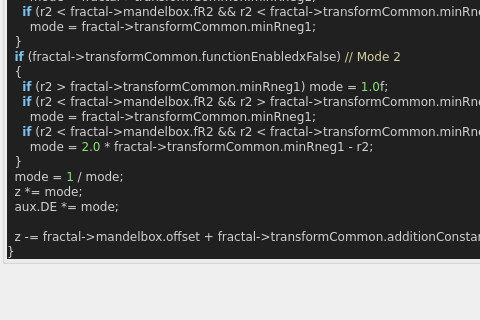
This is mandelbulber2/qt_data/fractal_transf_sphere_inv.ui in buddhi1980/mandelbulber2 as Qt 5 draws it before an edit; both pictures show x 0 to 480 and y 667 to 987 of the 853 by 987 pixel window. The edited form follows.
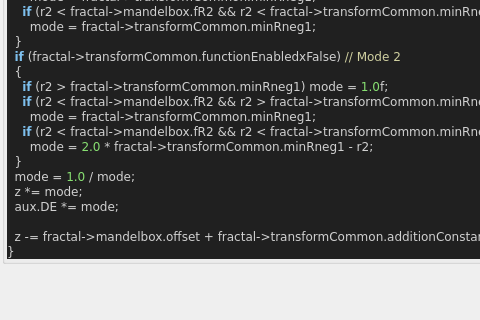
This is the edited form. Custom widgets are drawn as their Qt base class.

The edit to the form file:
```diff
--- a/mandelbulber2/qt_data/fractal_transf_sphere_inv.ui
+++ b/mandelbulber2/qt_data/fractal_transf_sphere_inv.ui
@@ -741,7 +741,7 @@
     &lt;span style=&quot;color:#7ec0ee; font-weight:bold&quot;&gt;if&lt;/span&gt; &lt;span style=&quot;color:#d0d0d0&quot;&gt;(&lt;/span&gt;r2 &lt;span style=&quot;color:#d0d0d0&quot;&gt;&amp;lt;&lt;/span&gt; fractal&lt;span style=&quot;color:#d0d0d0&quot;&gt;-&amp;gt;&lt;/span&gt;mandelbox&lt;span style=&quot;color:#d0d0d0&quot;&gt;.&lt;/span&gt;fR2 &lt;span style=&quot;color:#d0d0d0&quot;&gt;&amp;amp;&amp;amp;&lt;/span&gt; r2 &lt;span style=&quot;color:#d0d0d0&quot;&gt;&amp;lt;&lt;/span&gt; fractal&lt;span style=&quot;color:#d0d0d0&quot;&gt;-&amp;gt;&lt;/span&gt;transformCommon&lt;span style=&quot;color:#d0d0d0&quot;&gt;.&lt;/span&gt;minRneg1&lt;span style=&quot;color:#d0d0d0&quot;&gt;)&lt;/span&gt;
       mode &lt;span style=&quot;color:#d0d0d0&quot;&gt;=&lt;/span&gt; &lt;span style=&quot;color:#87df71&quot;&gt;2.0&lt;/span&gt; &lt;span style=&quot;color:#d0d0d0&quot;&gt;*&lt;/span&gt; fractal&lt;span style=&quot;color:#d0d0d0&quot;&gt;-&amp;gt;&lt;/span&gt;transformCommon&lt;span style=&quot;color:#d0d0d0&quot;&gt;.&lt;/span&gt;minRneg1 &lt;span style=&quot;color:#d0d0d0&quot;&gt;-&lt;/span&gt; r2&lt;span style=&quot;color:#d0d0d0&quot;&gt;;&lt;/span&gt;
   &lt;span style=&quot;color:#d0d0d0&quot;&gt;}&lt;/span&gt;
-  mode &lt;span style=&quot;color:#d0d0d0&quot;&gt;=&lt;/span&gt; &lt;span style=&quot;color:#87df71&quot;&gt;1&lt;/span&gt; &lt;span style=&quot;color:#d0d0d0&quot;&gt;/&lt;/span&gt; mode&lt;span style=&quot;color:#d0d0d0&quot;&gt;;&lt;/span&gt;
+  mode &lt;span style=&quot;color:#d0d0d0&quot;&gt;=&lt;/span&gt; &lt;span style=&quot;color:#87df71&quot;&gt;1.0&lt;/span&gt; &lt;span style=&quot;color:#d0d0d0&quot;&gt;/&lt;/span&gt; mode&lt;span style=&quot;color:#d0d0d0&quot;&gt;;&lt;/span&gt;
   z &lt;span style=&quot;color:#d0d0d0&quot;&gt;*=&lt;/span&gt; mode&lt;span style=&quot;color:#d0d0d0&quot;&gt;;&lt;/span&gt;
   aux&lt;span style=&quot;color:#d0d0d0&quot;&gt;.&lt;/span&gt;DE &lt;span style=&quot;color:#d0d0d0&quot;&gt;*=&lt;/span&gt; mode&lt;span style=&quot;color:#d0d0d0&quot;&gt;;&lt;/span&gt;
 
```
